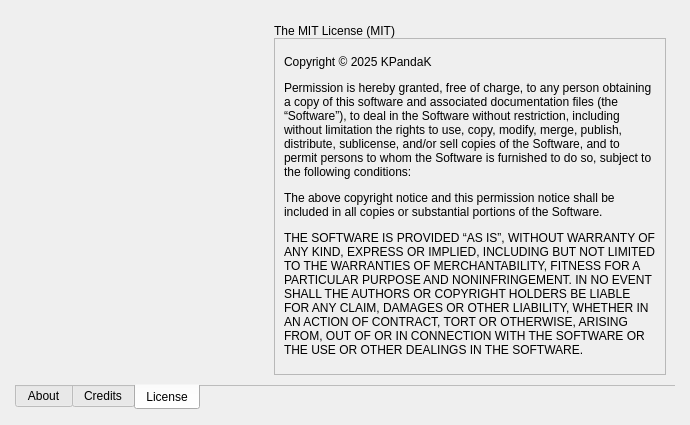
Old version of the form designer/about_dialog.ui in the repository KPandaK/metaeditor_safetensors.
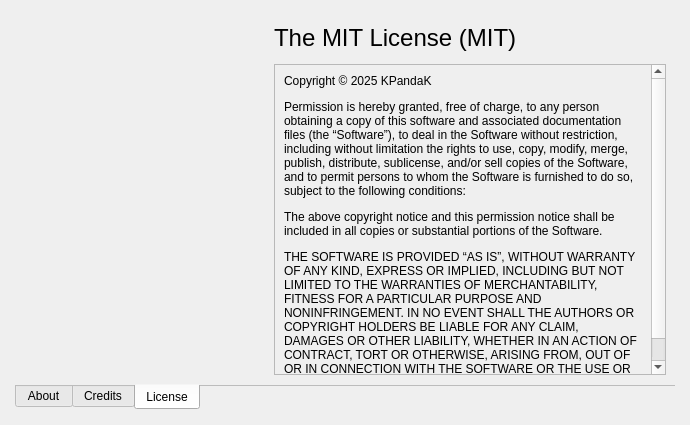
New version of the form. The open tabs and pages were chosen to show the change. Icons and pictures are not drawn. Custom widgets are drawn as their Qt base class.

The edit to the form file:
```diff
--- a/designer/about_dialog.ui
+++ b/designer/about_dialog.ui
@@ -425,6 +425,9 @@
          </item>
          <item>
           <layout class="QVBoxLayout" name="textLayout_3">
+           <property name="spacing">
+            <number>12</number>
+           </property>
            <property name="leftMargin">
             <number>0</number>
            </property>
@@ -436,6 +439,11 @@
                <verstretch>0</verstretch>
               </sizepolicy>
              </property>
+             <property name="font">
+              <font>
+               <pointsize>18</pointsize>
+              </font>
+             </property>
              <property name="text">
               <string>The MIT License (MIT)</string>
              </property>
@@ -457,7 +465,7 @@
                <rect>
                 <x>0</x>
                 <y>0</y>
-                <width>359</width>
+                <width>374</width>
                 <height>358</height>
                </rect>
               </property>
```
Left out of the diff: 27 changed lines with no effect on the pictures.
